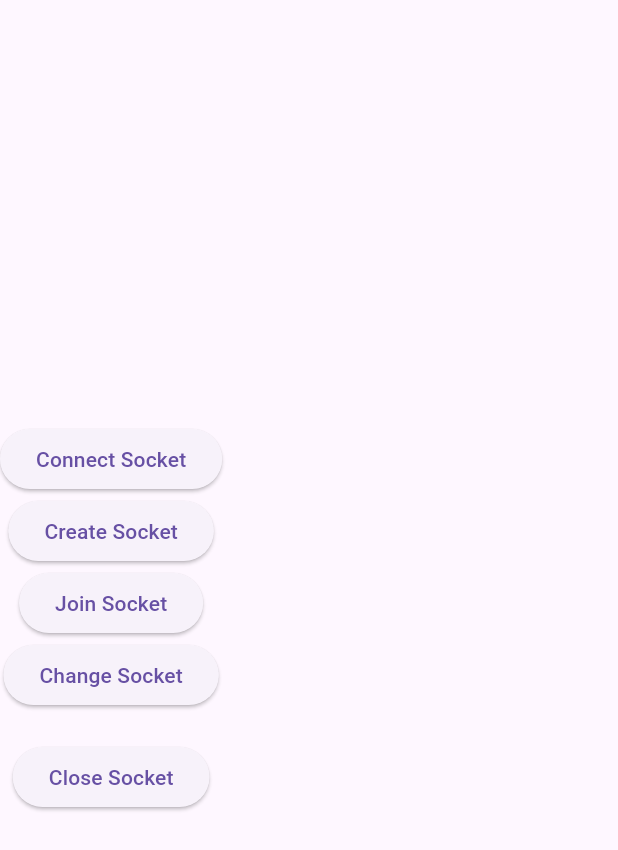
After one commit to spicypunch/gather-here-Flutter, a Flutter app: the ShareScreen screen opened by its route, after a tap on "Connect Socket", on a phone screen of 412 x 824 dp. The commit adds this screen. Shown: the top 850 px of the screen. Run offline on Flutter 3.47's test engine with Material 3 defaults, Android fonts, the phone set to English and light mode, and no system bars; our stand-ins replace dio, easy_debounce, flutter_riverpod, flutter_secure_storage, geolocator, go_router and 3 more; accounts and stored records are empty; generated files the repository leaves out were written again; network calls fail; Roboto replaces fonts that are missing (Pretendard); project files that could hold a hidden picture were left out.

Commit message:
feat: WebSocket Test

```diff
--- a/lib/common/router/router.dart
+++ b/lib/common/router/router.dart
@@ -1,4 +1,5 @@
 import 'package:gather_here/screen/my_page/my_page_screen.dart';
+import 'package:gather_here/screen/share/share_screen.dart';
 import 'package:gather_here/screen/sign_up/sign_up_screen.dart';
 import 'package:gather_here/screen/design_system/design_system_button_screen.dart';
 import 'package:gather_here/screen/design_system/design_system_screen.dart';
@@ -33,6 +34,13 @@ final router = GoRouter(
       path: '/home',
       name: HomeScreen.name,
       builder: (context, state) => HomeScreen(),
+      routes: [
+        GoRoute(
+          path: 'share',
+          name: ShareScreen.name,
+          builder: (context, state) => ShareScreen(),
+        ),
+      ]
     ),
     GoRoute(
       path: '/my_page',
--- a/lib/screen/home/home_screen.dart
+++ b/lib/screen/home/home_screen.dart
@@ -1,10 +1,10 @@
 import 'dart:async';
-import 'package:flutter/gestures.dart';
 import 'package:flutter/material.dart';
 
 import 'package:flutter_riverpod/flutter_riverpod.dart';
 import 'package:gather_here/common/components/default_text_form_field.dart';
 import 'package:gather_here/common/const/colors.dart';
+import 'package:gather_here/screen/share/share_screen.dart';
 import 'package:go_router/go_router.dart';
 import 'package:google_maps_flutter/google_maps_flutter.dart';
 import 'package:easy_debounce/easy_debounce.dart';
@@ -54,6 +54,7 @@ class HomeScreen extends ConsumerWidget {
                                       .tapInviteButton();
                                   if (result) {
                                     context.pop();
+                                    context.goNamed(ShareScreen.name);
                                   } else {
                                     print('Error: 방입장 실패');
                                   }
@@ -285,6 +286,9 @@ class _LocationBottomSheetState extends ConsumerState<LocationBottomSheet> {
                                         onTap: () async {
                                           final result = await ref.read(homeProvider.notifier).tapStartSharingButton();
                                           print(result);
+                                          if(result) {
+                                            context.goNamed(ShareScreen.name);
+                                          }
                                         },
                                       )
                                     ],
--- /dev/null
+++ b/lib/screen/share/share_screen.dart
@@ -0,0 +1,148 @@
+import 'package:flutter/material.dart';
+import 'package:flutter_riverpod/flutter_riverpod.dart';
+import 'package:gather_here/common/storage/storage.dart';
+import 'package:web_socket_channel/io.dart';
+import 'package:web_socket_channel/web_socket_channel.dart';
+
+class ShareScreen extends ConsumerStatefulWidget {
+  static get name => 'share';
+  const ShareScreen({super.key});
+
+  @override
+  ConsumerState<ShareScreen> createState() => _ShareScreenState();
+}
+
+class _ShareScreenState extends ConsumerState<ShareScreen> {
+  late final WebSocketChannel _channel;
+  String message = '';
+
+  @override
+  void initState() {
+    super.initState();
+  }
+
+  @override
+  void dispose() {
+    super.dispose();
+
+    _channel.sink.close();
+  }
+
+  @override
+  Widget build(BuildContext context) {
+    return Scaffold(
+      body: Column(
+        mainAxisAlignment: MainAxisAlignment.center,
+        children: [
+          ElevatedButton(
+            onPressed: () async {
+              connect();
+            },
+            child: Text('Connect Socket'),
+          ),
+          ElevatedButton(
+            onPressed: () async {
+              create();
+            },
+            child: Text('Create Socket'),
+          ),
+          ElevatedButton(
+            onPressed: () {
+              join();
+            },
+            child: Text('Join Socket'),
+          ),
+          ElevatedButton(
+            onPressed: () {
+              change();
+            },
+            child: Text('Change Socket'),
+          ),
+          Text(message),
+
+          ElevatedButton(
+            onPressed: () {
+              close();
+            },
+            child: Text('Close Socket'),
+          ),
+        ],
+      ),
+    );
+  }
+
+  void connect() async {
+    final storage = ref.read(storageProvider);
+    final token = await storage.read(key: StorageKey.accessToken.name);
+
+    print('token: $token');
+
+    final wsUrl = Uri.parse(
+        'ws://ec2-3-34-255-150.ap-northeast-2.compute.amazonaws.com:8080/location/share');
+    _channel = IOWebSocketChannel.connect(
+      wsUrl,
+      headers: {'Authorization': '$token'},
+    );
+
+    await _channel.ready;
+
+    print('connect?');
+
+    _channel.stream.listen((message) {
+      print(message.toString());
+
+      setState(() {
+        this.message = message.toString();
+      });
+    });
+  }
+
+  void close() async {
+    _channel.sink.close(1000);
+  }
+
+  void create() async {
+    final str = '''
+                  {
+                    "type" : "0",
+                    "presentLat" : "1.2",
+                    "presentLng" : "1.2",
+                    "destinationDistance" : "500"
+                  }
+                ''';
+
+    _channel.sink.add(str);
+
+    print('create!!');
+  }
+
+  void join() async {
+    final str = '''
+                  {
+                    "type" : "1",
+                    "presentLat" : "1.2",
+                    "presentLng" : "1.2",
+                    "destinationDistance" : "500"
+                  }
+                ''';
+
+    _channel.sink.add(str);
+
+    print('join!!');
+  }
+
+  void change() async {
+    final str = '''
+                  {
+                    "type" : "2",
+                    "presentLat" : "1.2",
+                    "presentLng" : "1.2",
+                    "destinationDistance" : "500"
+                  }
+                ''';
+
+    _channel.sink.add(str);
+
+    print('change!!');
+  }
+}
--- a/pubspec.yaml
+++ b/pubspec.yaml
@@ -45,7 +45,7 @@ dependencies:
   geolocator: ^13.0.1
   json_annotation: ^4.9.0
   image_picker: ^0.8.7+4
-  web_socket_client: ^0.1.4
+  web_socket_channel: ^3.0.1
 
 dev_dependencies:
   flutter_test:
```
Also changed, not shown: pubspec.lock.
